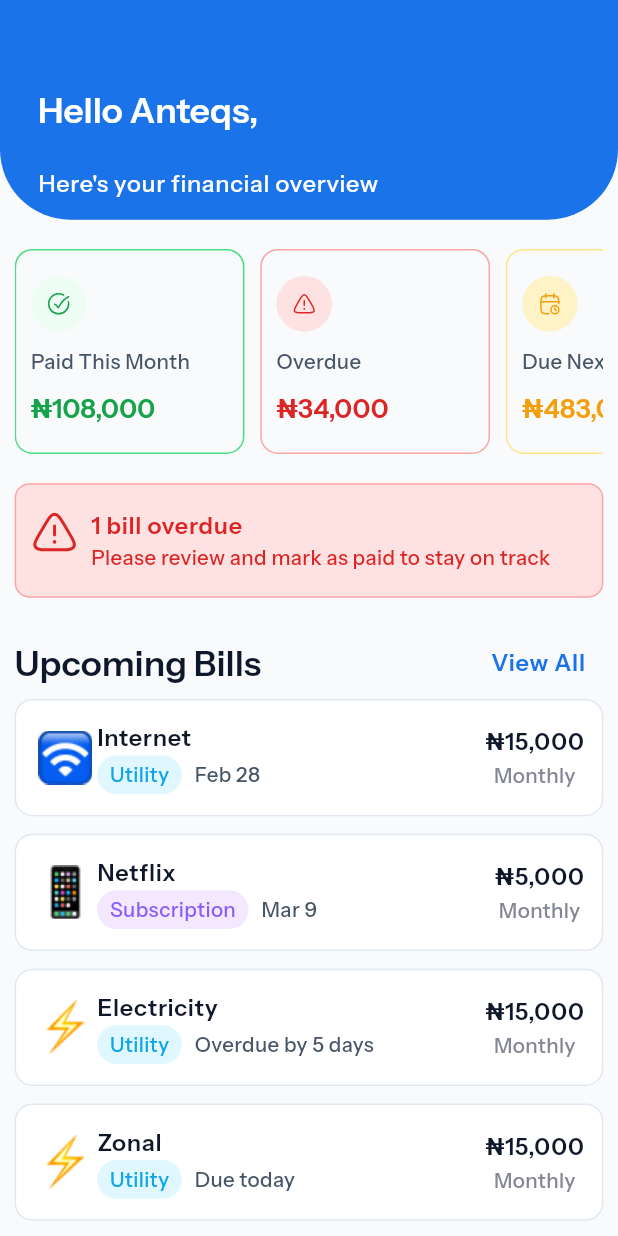
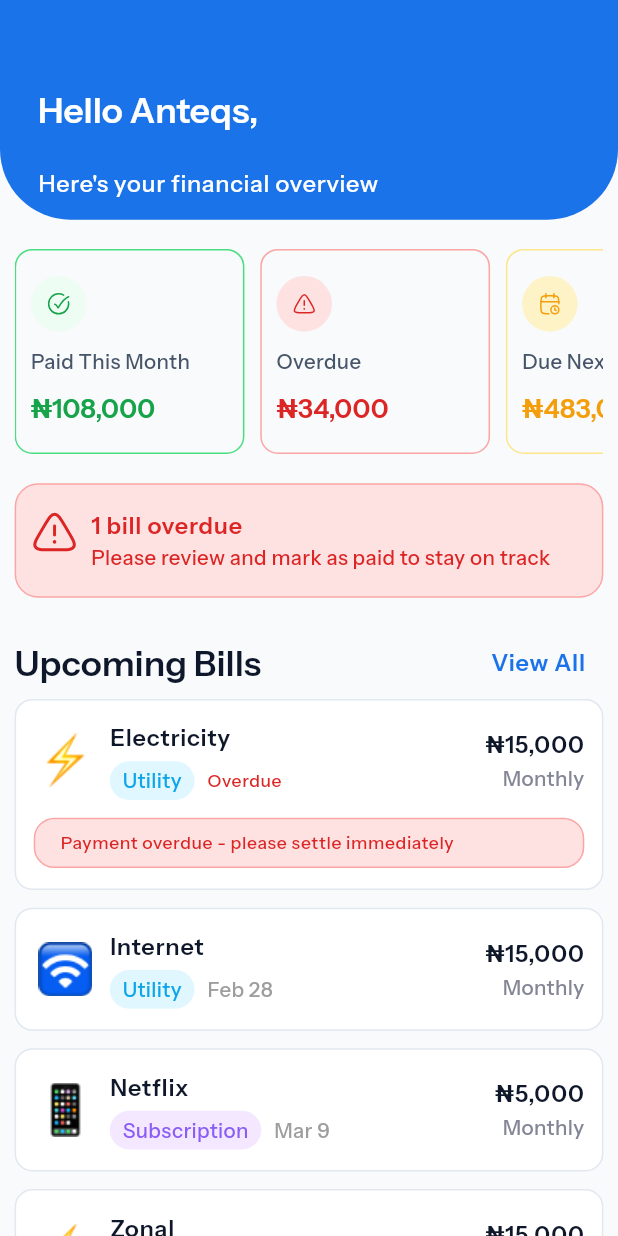
Before and after one commit to ayindequdus22/billflow, a Flutter app: the screen it shows after launch, on a phone screen of 412 x 824 dp. Run offline on Flutter 3.47's test engine with Material 3 defaults, Android fonts, the phone set to English and light mode, and no system bars; our stand-ins replace flutter_screenutil, flutter_svg, get, google_fonts, pinput.

Commit message:
feat: home bills

```diff
--- a/lib/screens/home/home.dart
+++ b/lib/screens/home/home.dart
@@ -1,4 +1,5 @@
 import 'package:billflow/models/home/upcoming_bill_model.dart';
+import 'package:billflow/widgets/home/bill_item.dart';
 import 'package:billflow/widgets/home/home_category.dart';
 import 'package:billflow/widgets/home/home_sliver.dart';
 import 'package:flutter/material.dart';
@@ -28,7 +29,7 @@ class HomeScreen extends StatelessWidget {
 
               decoration: BoxDecoration(
                 color: Theme.of(context).colorScheme.errorContainer,
-                borderRadius: BorderRadius.circular(10.r),
+                borderRadius: BorderRadius.circular(16.r),
                 border: Border.all(
                   color: Theme.of(context).colorScheme.onErrorContainer,
                 ),
@@ -69,10 +70,7 @@ class HomeScreen extends StatelessWidget {
               ),
             ),
           ),
-
-          SliverToBoxAdapter(
-            child: HomeUpcomingBills(themeContext: themeContext),
-          ),
+          HomeUpcomingBills(themeContext: themeContext),
         ],
       ),
     );
@@ -86,14 +84,13 @@ class HomeUpcomingBills extends StatelessWidget {
 
   @override
   Widget build(BuildContext context) {
-    return Container(
-      margin: EdgeInsets.symmetric(horizontal: 10.r, vertical: 20.h),
-
-      child: Column(
-        children: [
+    return SliverPadding(
+      padding: EdgeInsets.symmetric(horizontal: 10.r, vertical: 20.h),
+      sliver: SliverList(
+        delegate: SliverChildListDelegate([
+          // Header
           Row(
             mainAxisAlignment: MainAxisAlignment.spaceBetween,
-            crossAxisAlignment: CrossAxisAlignment.center,
             children: [
               Text(
                 "Upcoming Bills",
@@ -110,113 +107,13 @@ class HomeUpcomingBills extends StatelessWidget {
               ),
             ],
           ),
-          Column(
-            children: [
-              SizedBox(
-                height: 400.h,
-                child: ListView.builder(
-                  itemCount: bills.length,
-                  itemBuilder: (context, index) {
-                    return Container(
-                      margin: EdgeInsets.only(bottom: 12.h),
 
-                      padding: EdgeInsets.symmetric(
-                        horizontal: 12.r,
-                        vertical: 14.h,
-                      ),
-                      decoration: BoxDecoration(
-                        color: themeContext.colorScheme.surfaceBright,
-                        borderRadius: BorderRadius.circular(12.r),
-                        border: Border.all(
-                          color: themeContext.colorScheme.outline,
-                        ),
-                      ),
-                      child: Row(
-                        mainAxisAlignment: MainAxisAlignment.spaceBetween,
-                        crossAxisAlignment: CrossAxisAlignment.center,
-                        children: [
-                          Row(
-                            children: [
-                              Image.asset(
-                                bills[index].iconPath,
-                                width: 40.w,
-                                height: 40.h,
-                              ),
-                              Column(
-                                crossAxisAlignment: CrossAxisAlignment.start,
-                                children: [
-                                  Text(
-                                    bills[index].title,
-                                    style: themeContext.textTheme.bodyLarge,
-                                  ),
-                                  Row(
-                                    spacing: 8.w,
-                                    children: [
-                                      Container(
-                                        padding: EdgeInsets.symmetric(
-                                          horizontal: 8.w,
-                                          vertical: 3.h,
-                                        ),
-                                        decoration: BoxDecoration(
-                                          color: bills[index].category.color[1],
-                                          borderRadius: BorderRadius.circular(
-                                            40.r,
-                                          ),
-                                        ),
-                                        child: Text(
-                                          bills[index].category.displayName,
-                                          style: themeContext
-                                              .textTheme
-                                              .bodyMedium
-                                              ?.copyWith(
-                                                color: bills[index]
-                                                    .category
-                                                    .color[0],
-                                              ),
-                                        ),
-                                      ),
-                                      Text(
-                                        bills[index].dueDateString,
-                                        style: themeContext.textTheme.bodyMedium
-                                            ?.copyWith(
-                                              color: themeContext
-                                                  .colorScheme
-                                                  .onSurfaceVariant,
-                                            ),
-                                      ),
-                                    ],
-                                  ),
-                                ],
-                              ),
-                            ],
-                          ),
-
-                          Column(
-                            children: [
-                              Text(
-                                bills[index].formattedAmount,
-                                style: themeContext.textTheme.bodyLarge,
-                              ),
-                              Text(
-                                bills[index].frequency.displayName,
-                                style: themeContext.textTheme.bodyMedium!
-                                    .copyWith(
-                                      color: themeContext
-                                          .colorScheme
-                                          .surfaceContainer,
-                                    ),
-                              ),
-                            ],
-                          ),
-                        ],
-                      ),
-                    );
-                  },
-                ),
-              ),
-            ],
+          // Bills
+          ...List.generate(
+            bills.length,
+            (index) => BillItem(bill: bills[index], themeContext: themeContext),
           ),
-        ],
+        ]),
       ),
     );
   }
--- a/lib/theme/color_scheme.dart
+++ b/lib/theme/color_scheme.dart
@@ -57,6 +57,7 @@ class AppColorScheme {
     outline: Color.fromRGBO(226, 232, 240, 1),
 
     surfaceBright: Color.fromRGBO(255, 255, 255, 1), // White for cards/dialogs
+
     error: Color.fromRGBO(220, 38, 38, 1), //error text
     errorContainer: Color.fromRGBO(254, 226, 226, 1), //error bg
 
@@ -83,5 +84,10 @@ class AppColorScheme {
 
     outline: Color.fromRGBO(41, 50, 65, 1), // Darker borders
     onPrimary: Colors.white,
+
+    error: Color.fromRGBO(220, 38, 38, 1), //error text
+    errorContainer: Color.fromRGBO(254, 226, 226, 1), //error bg
+
+    onErrorContainer: Color.fromRGBO(252, 165, 165, 1), // error border
   );
 }
--- /dev/null
+++ b/lib/widgets/home/bill_item.dart
@@ -0,0 +1,120 @@
+import 'package:billflow/models/home/upcoming_bill_model.dart';
+import 'package:flutter/material.dart';
+import 'package:flutter_screenutil/flutter_screenutil.dart';
+
+class BillItem extends StatelessWidget {
+  final BillModel bill;
+  final ThemeData themeContext;
+
+  const BillItem({required this.bill, required this.themeContext, super.key});
+
+  @override
+  Widget build(BuildContext context) {
+    return Container(
+      margin: EdgeInsets.only(bottom: 12.h),
+      padding: EdgeInsets.symmetric(horizontal: 12.r, vertical: 14.h),
+      decoration: BoxDecoration(
+        color: themeContext.colorScheme.surfaceBright,
+        borderRadius: BorderRadius.circular(12.r),
+        border: Border.all(color: themeContext.colorScheme.outline),
+      ),
+      child: Column(
+        children: [
+          Row(
+            mainAxisAlignment: MainAxisAlignment.spaceBetween,
+            crossAxisAlignment: CrossAxisAlignment.center,
+            children: [
+              Row(
+                spacing: 8.w,
+                children: [
+                  Image.asset(bill.iconPath, width: 40.w, height: 40.h),
+
+                  Column(
+                    spacing: 4.h,
+                    crossAxisAlignment: CrossAxisAlignment.start,
+                    children: [
+                      Text(bill.title, style: themeContext.textTheme.bodyLarge),
+
+                      Row(
+                        spacing: 8.w,
+                        children: [
+                          Container(
+                            padding: EdgeInsets.symmetric(
+                              horizontal: 8.w,
+                              vertical: 3.h,
+                            ),
+                            decoration: BoxDecoration(
+                              color: bill.category.color[1],
+                              borderRadius: BorderRadius.circular(40.r),
+                            ),
+                            child: Text(
+                              bill.category.displayName,
+                              style: themeContext.textTheme.bodyMedium
+                                  ?.copyWith(color: bill.category.color[0]),
+                            ),
+                          ),
+
+                          bill.isOverdue
+                              ? Text(
+                                  "Overdue",
+                                  style: themeContext.textTheme.bodySmall
+                                      ?.copyWith(
+                                        color: bill.getDueDateColor(context),
+                                      ),
+                                )
+                              : Text(
+                                  bill.dueDateString,
+                                  style: themeContext.textTheme.bodyMedium
+                                      ?.copyWith(
+                                        color: bill.getDueDateColor(context),
+                                      ),
+                                ),
+                        ],
+                      ),
+                    ],
+                  ),
+                ],
+              ),
+
+              Column(
+                crossAxisAlignment: CrossAxisAlignment.end,
+                children: [
+                  Text(
+                    bill.formattedAmount,
+                    style: themeContext.textTheme.bodyLarge,
+                  ),
+                  Text(
+                    bill.frequency.displayName,
+                    style: themeContext.textTheme.bodyMedium?.copyWith(
+                      color: themeContext.colorScheme.surfaceContainer,
+                    ),
+                  ),
+                ],
+              ),
+            ],
+          ),
+
+          if (bill.isOverdue)
+            Container(
+              width: double.infinity,
+              margin: EdgeInsets.only(top: 12.h),
+              padding: EdgeInsets.symmetric(horizontal: 16.w, vertical: 8.h),
+              decoration: BoxDecoration(
+                color: themeContext.colorScheme.errorContainer,
+                borderRadius: BorderRadius.circular(14.r),
+                border: Border.all(
+                  color: themeContext.colorScheme.onErrorContainer,
+                ),
+              ),
+              child: Text(
+                "Payment overdue - please settle immediately",
+                style: themeContext.textTheme.bodySmall?.copyWith(
+                  color: themeContext.colorScheme.error,
+                ),
+              ),
+            ),
+        ],
+      ),
+    );
+  }
+}
```
Also changed, not shown: lib/models/home/upcoming_bill_model.dart (+69 -6 lines).
